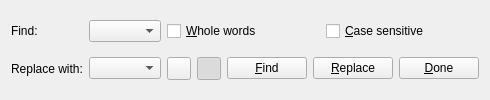
Above: app/editreplacewidget.ui from fhackenberger/ktikz before the change. Below: the same form after it.
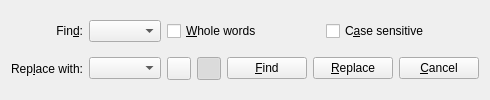
That is the form after the change. Icons and pictures are not drawn. Custom widgets are drawn as their Qt base class.

```diff
--- a/app/editreplacewidget.ui
+++ b/app/editreplacewidget.ui
@@ -9,7 +9,13 @@
    <item row="0" column="1">
     <widget class="QLabel" name="labelFind">
      <property name="text">
-      <string>Find:</string>
+      <string>Fin&amp;d:</string>
+     </property>
+     <property name="alignment">
+      <set>Qt::AlignRight|Qt::AlignTrailing|Qt::AlignVCenter</set>
+     </property>
+     <property name="buddy">
+      <cstring>comboBoxFind</cstring>
      </property>
     </widget>
    </item>
@@ -35,7 +41,7 @@
      <item>
       <widget class="QCheckBox" name="checkBoxCaseSensitive">
        <property name="text">
-        <string>&amp;Case sensitive</string>
+        <string>C&amp;ase sensitive</string>
        </property>
       </widget>
      </item>
@@ -44,7 +50,13 @@
    <item row="1" column="1">
     <widget class="QLabel" name="labelReplace">
      <property name="text">
-      <string>Replace with:</string>
+      <string>Rep&amp;lace with:</string>
+     </property>
+     <property name="alignment">
+      <set>Qt::AlignRight|Qt::AlignTrailing|Qt::AlignVCenter</set>
+     </property>
+     <property name="buddy">
+      <cstring>comboBoxReplace</cstring>
      </property>
     </widget>
    </item>
@@ -117,7 +129,7 @@
         <string>Close find and replace box</string>
        </property>
        <property name="text">
-        <string>&amp;Done</string>
+        <string>&amp;Cancel</string>
        </property>
        <property name="icon">
         <iconset resource="qtikz.qrc">
```
